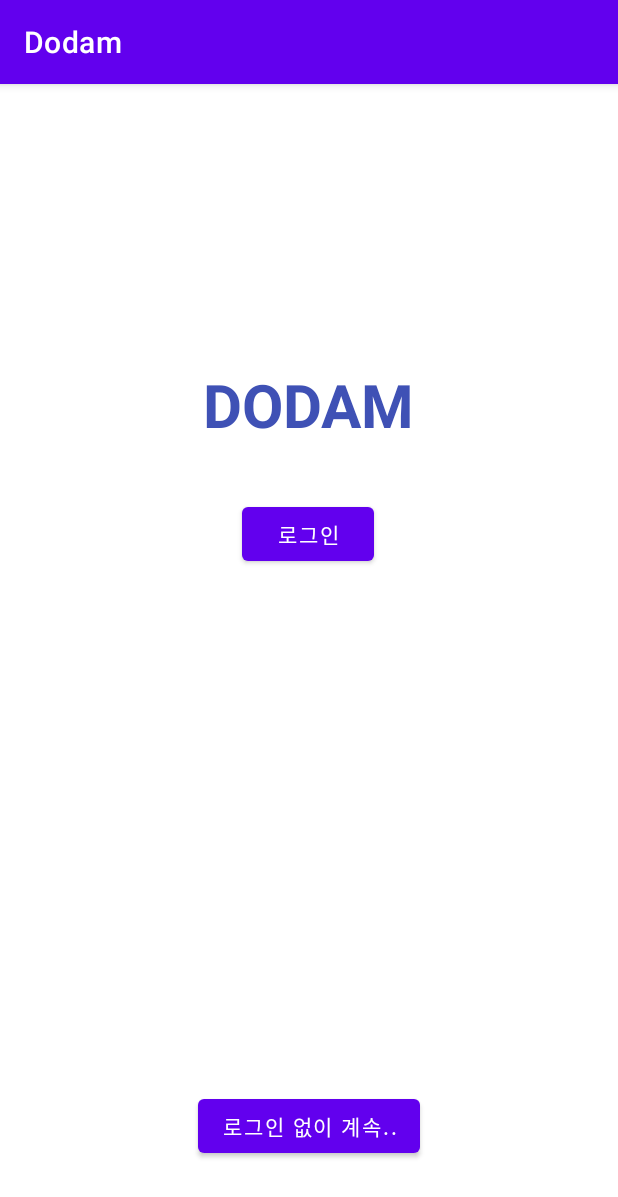
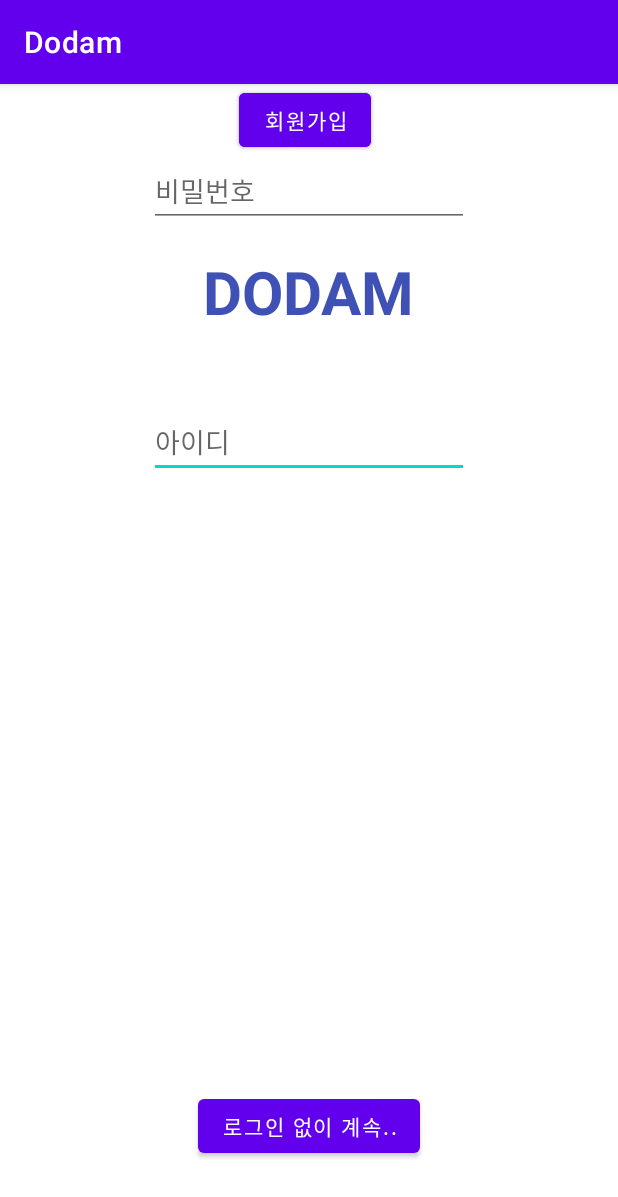
Before and after one commit to SeungI0721/Dodam, an Android app: the screen it shows after launch (MainActivity), on a phone screen of 412 x 824 dp. Shown: the top 1197 px of the screen. Run offline under Robolectric (Android 15) with nearby library versions, the light colour scheme and no system bars.

Commit message:
+explanatory notes

```diff
--- a/app/src/main/java/com/example/dodam/Login.java
+++ b/app/src/main/java/com/example/dodam/Login.java
@@ -8,7 +8,7 @@ import android.view.View;
 import android.widget.Button;
 
 public class Login extends AppCompatActivity {
-
+    //버튼 할당
     Button btu_login;
     Button btu_register;
 
@@ -20,6 +20,7 @@ public class Login extends AppCompatActivity {
         btu_login = findViewById(R.id.btu_login);
         btu_register = findViewById(R.id.btu_register);
 
+        //클릭시 엑티비티 이동
         btu_login.setOnClickListener(new View.OnClickListener() {
             @Override
             public void onClick(View v) {
--- a/app/src/main/java/com/example/dodam/MainActivity.java
+++ b/app/src/main/java/com/example/dodam/MainActivity.java
@@ -13,36 +13,55 @@ public class MainActivity extends AppCompatActivity {
 
     Button btu_login;
     Button btu_guest;
-    Animation anim_test;
+    Button btu_register;
 
     @Override
     protected void onCreate(Bundle savedInstanceState) {
         super.onCreate(savedInstanceState);
+        //이 java파일이 어느 xml파일과 연결되어 있는지 나타내는 코드
         setContentView(R.layout.activity_main);
 
+        //xml에서 버튼에게 동일 '모션 id'를 준 것이 아닌 '자체 id'를 부여 했을 때, 앞으로의 코딩에서
+        // 해당 id를 입력하면 동일한 id를 가지고 있는 버튼을 찾아 실행하게 설정하는 코드
         btu_login = findViewById(R.id.btu_login);
         btu_guest = findViewById(R.id.btu_guest);
+        btu_register = findViewById(R.id.btu_register);
 
-        anim_test = AnimationUtils.loadAnimation(getApplicationContext(),R.anim.anim_test);
-
+        //설정 버튼이 클릭되면 어떤 것을 실행하라는 명령어
+        //로그인
         btu_login.setOnClickListener(new View.OnClickListener() {
             @Override
             public void onClick(View v) {
-                Intent intent = new Intent(MainActivity.this, Login.class);
+                //Intent 기능을 이용하여 엑티비티를 옮기는 명령어
+                //(현재 엑티비티).this, (전환 할 엑티비티).class); 올바른 엑티비티라면 자동으로 연결 됨
+                Intent intent = new Intent(MainActivity.this, MainScreen.class);
                 startActivity(intent);
+
+                //애니메이션 실행 명령어 (현재 엑티비티 적용, 전환 엑티비티 적용)
+                overridePendingTransition(R.anim.up_anim,R.anim.down_anim);
+
+                //이 버튼을 클릭하면 이 엑티비티를 닫는다.
                 finish();
             }
          });
-        btu_login.startAnimation(anim_test);
 
+        //회원가입
+        btu_register.setOnClickListener((new View.OnClickListener() {
+            @Override
+            public void onClick(View v) {
+                Intent intent = new Intent(MainActivity.this, Register.class);
+                startActivity(intent);
+            }
+        }));
+
+        //로그인 없이 계속
         btu_guest.setOnClickListener(new View.OnClickListener() {
             @Override
             public void onClick(View v) {
                 Intent intent = new Intent(MainActivity.this, MainScreen.class);
                 startActivity(intent);
-
-                btu_guest.startAnimation(anim_test);
             }
         });
+
     }
 }
--- a/app/src/main/java/com/example/dodam/Register.java
+++ b/app/src/main/java/com/example/dodam/Register.java
@@ -17,7 +17,7 @@ public class Register extends AppCompatActivity {
         setContentView(R.layout.activity_register);
 
         btu_register = findViewById(R.id.btu_register);
-
+        //회원가입 버튼
         btu_register.setOnClickListener(new View.OnClickListener() {
             @Override
             public void onClick(View v) {
--- a/app/src/main/res/anim/anim_test.xml
+++ /dev/null
@@ -1,9 +0,0 @@
-<?xml version="1.0" encoding="utf-8"?>
-<translate xmlns:android="http://schemas.android.com/apk/res/android">
-        android:duration="250"
-        android:fromXDelta="0%"
-        android:fromYDelta="0%"
-        android:interpolator="@android:anim/linear_interpolator"
-        android:toXDelta="0%"
-        android:toYDelta="-100%"
-</translate>
--- /dev/null
+++ b/app/src/main/res/anim/down_anim.xml
@@ -0,0 +1,11 @@
+<?xml version="1.0" encoding="utf-8"?>
+<set xmlns:android="http://schemas.android.com/apk/res/android">
+    <translate
+        android:duration="0"
+        android:fromXDelta="0%"
+        android:fromYDelta="0%"
+        android:toXDelta="0%"
+        android:toYDelta="0%"
+        android:interpolator="@android:anim/accelerate_decelerate_interpolator"/>
+
+</set>
--- /dev/null
+++ b/app/src/main/res/anim/up_anim.xml
@@ -0,0 +1,12 @@
+<?xml version="1.0" encoding="utf-8"?>
+<set xmlns:tools="http://schemas.android.com/tools"
+    xmlns:android="http://schemas.android.com/apk/res/android">
+    <translate
+        android:duration="800"
+        android:fromXDelta="0%"
+        android:fromYDelta="0%"
+        android:toXDelta="0%"
+        android:toYDelta="-100%"
+        android:interpolator="@android:anim/accelerate_decelerate_interpolator"
+    />
+</set>
--- a/app/src/main/res/layout/activity_main.xml
+++ b/app/src/main/res/layout/activity_main.xml
@@ -6,18 +6,44 @@
     android:layout_height="match_parent"
     tools:context=".MainActivity">
 
+    <EditText
+        android:id="@+id/et_id"
+        android:layout_width="wrap_content"
+        android:layout_height="wrap_content"
+        android:layout_marginTop="49dp"
+        android:ems="10"
+        android:hint="아이디"
+        android:inputType="textPersonName"
+        app:layout_constraintEnd_toEndOf="@+id/textView"
+        app:layout_constraintHorizontal_bias="0.507"
+        app:layout_constraintStart_toStartOf="@+id/textView"
+        app:layout_constraintTop_toBottomOf="@+id/textView" />
+
+    <EditText
+        android:id="@+id/et_pass"
+        android:layout_width="wrap_content"
+        android:layout_height="wrap_content"
+        android:layout_marginTop="131dp"
+        android:layout_marginBottom="30dp"
+        android:ems="10"
+        android:hint="비밀번호"
+        android:inputType="textPersonName"
+        app:layout_constraintBottom_toTopOf="@+id/btu_login"
+        app:layout_constraintEnd_toEndOf="@+id/et_id"
+        app:layout_constraintStart_toStartOf="@+id/et_id"
+        app:layout_constraintTop_toBottomOf="@+id/textView"
+        app:layout_constraintVertical_bias="0.666" />
+
     <TextView
         android:id="@+id/textView"
         android:layout_width="wrap_content"
         android:layout_height="wrap_content"
-        android:layout_marginTop="187dp"
-        android:layout_marginBottom="36dp"
+        android:layout_marginTop="111dp"
         android:text="DODAM"
         android:textColor="#3F51B5"
         android:textColorLink="#03A9F4"
         android:textSize="40sp"
         android:textStyle="bold"
-        app:layout_constraintBottom_toTopOf="@+id/btu_login"
         app:layout_constraintEnd_toEndOf="parent"
         app:layout_constraintStart_toStartOf="parent"
         app:layout_constraintTop_toTopOf="parent" />
@@ -26,13 +52,23 @@
         android:id="@+id/btu_login"
         android:layout_width="wrap_content"
         android:layout_height="wrap_content"
-        android:layout_marginTop="276dp"
+        android:layout_marginStart="60dp"
         android:text="로그인"
-        app:layout_constraintEnd_toEndOf="@+id/textView"
-        app:layout_constraintHorizontal_bias="0.49"
-        app:layout_constraintStart_toStartOf="@+id/textView"
-        app:layout_constraintTop_toTopOf="parent"
-        tools:ignore="MissingConstraints" />
+        app:layout_constraintEnd_toEndOf="@+id/et_pass"
+        app:layout_constraintHorizontal_bias="0.0"
+        app:layout_constraintStart_toStartOf="@+id/et_pass"
+        tools:ignore="MissingConstraints"
+        tools:layout_editor_absoluteY="366dp" />
+
+    <Button
+        android:id="@+id/btu_register"
+        android:layout_width="wrap_content"
+        android:layout_height="wrap_content"
+        android:text="회원가입"
+        app:layout_constraintEnd_toEndOf="@+id/btu_login"
+        app:layout_constraintHorizontal_bias="0.0"
+        app:layout_constraintStart_toStartOf="@+id/btu_login"
+        tools:layout_editor_absoluteY="436dp" />
 
     <Button
         android:id="@+id/btu_guest"
--- /dev/null
+++ b/app/src/main/res/layout/list_item.xml
@@ -0,0 +1,6 @@
+<?xml version="1.0" encoding="utf-8"?>
+<androidx.constraintlayout.widget.ConstraintLayout
+    xmlns:android="http://schemas.android.com/apk/res/android" android:layout_width="match_parent"
+    android:layout_height="match_parent">
+
+</androidx.constraintlayout.widget.ConstraintLayout>
```
Also changed, not shown: app/src/main/java/com/example/dodam/Community.java (+34 -0 lines), app/src/main/java/com/example/dodam/MainScreen.java (+7 -0 lines), app/src/main/res/anim/anim_explanation.xml (added, +13 -0 lines), app/src/main/res/layout/activity_chatbot.xml (+32 -5 lines), app/src/main/res/layout/activity_community.xml (+36 -5 lines).
